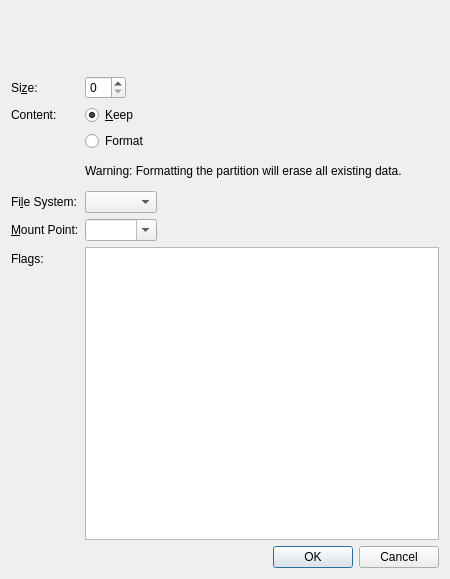
Qt form src/modules/partition/gui/EditExistingPartitionDialog.ui (tanglu-org/calamares) before a commit.
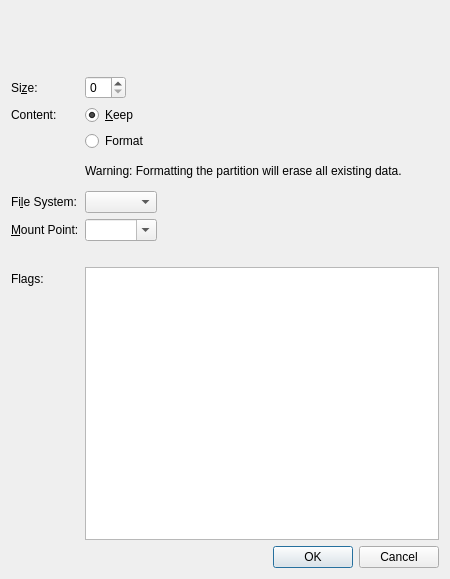
The same form after that commit. Custom widgets are drawn as their Qt base class.

Patch:
```diff
--- a/src/modules/partition/gui/EditExistingPartitionDialog.ui
+++ b/src/modules/partition/gui/EditExistingPartitionDialog.ui
@@ -139,14 +139,14 @@
      <item row="5" column="1">
       <widget class="QComboBox" name="fileSystemComboBox"/>
      </item>
-     <item row="7" column="0">
+     <item row="8" column="0">
       <widget class="QLabel" name="label_4">
        <property name="text">
         <string>Flags:</string>
        </property>
       </widget>
      </item>
-     <item row="7" column="1">
+     <item row="8" column="1">
       <widget class="QListWidget" name="m_listFlags">
        <property name="alternatingRowColors">
         <bool>true</bool>
@@ -159,6 +159,13 @@
        </property>
       </widget>
      </item>
+     <item row="7" column="1">
+      <widget class="QLabel" name="labelMountPoint">
+       <property name="text">
+        <string/>
+       </property>
+      </widget>
+     </item>
     </layout>
    </item>
    <item>
```
